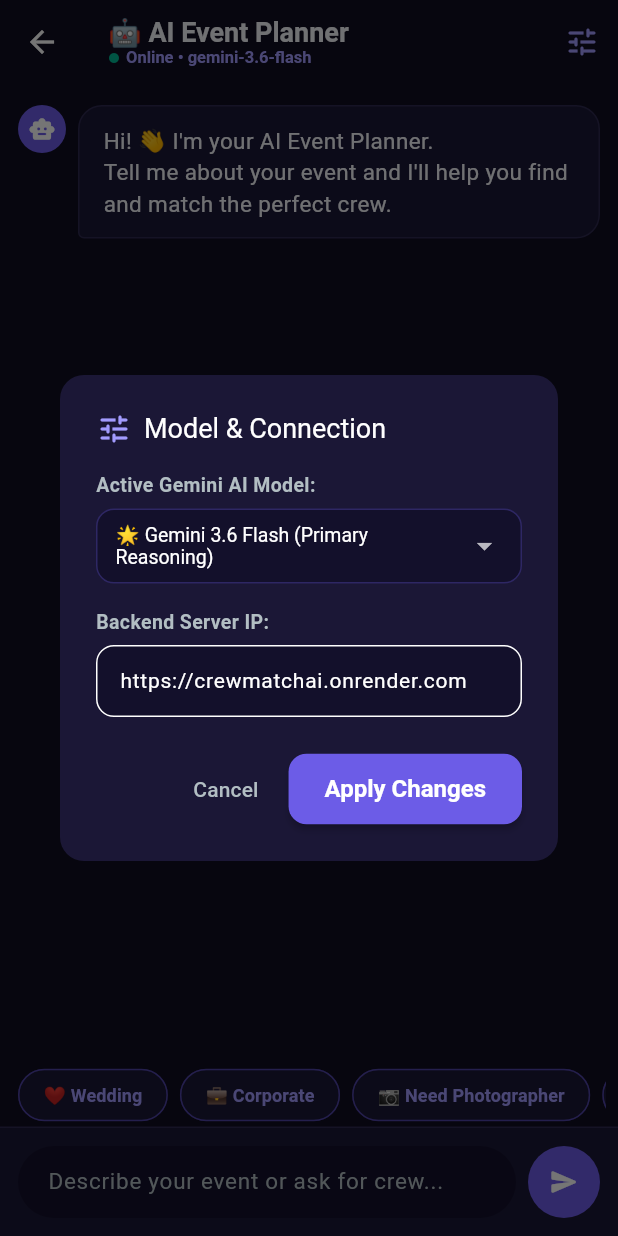
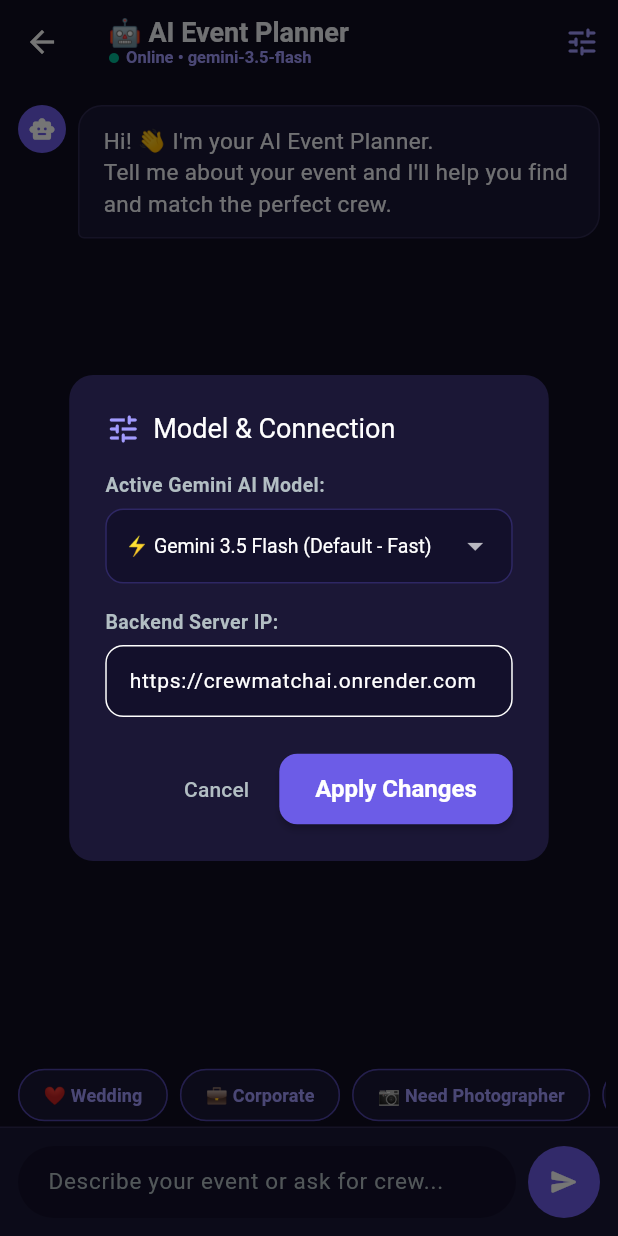
Before and after one commit to viraj72cs/CrewMatchAI-Frontend, a Flutter app: the ChatScreen screen opened directly, after a tap on the "tune" icon, on a phone screen of 412 x 824 dp. Run offline on Flutter 3.47's test engine with Material 3 defaults, Android fonts, the phone set to English and light mode, and no system bars.

Commit message:
Set Gemini 3.5 Flash as default model in UI and update compiled web bundle

```diff
--- a/lib/services/api_service.dart
+++ b/lib/services/api_service.dart
@@ -15,8 +15,8 @@ class ApiService {
     baseUrl = url.endsWith('/') ? url.substring(0, url.length - 1) : url;
   }
 
-  // Currently active model (defaults to gemini-3.6-flash)
-  static String selectedModel = "gemini-3.6-flash";
+  // Currently active model (defaults to gemini-3.5-flash)
+  static String selectedModel = "gemini-3.5-flash";
 
   static Future<ChatResponse> sendMessage({
     required String message,
--- a/lib/views/chat_screen.dart
+++ b/lib/views/chat_screen.dart
@@ -176,12 +176,12 @@ class _ChatScreenState extends State<ChatScreen> {
                     style: const TextStyle(color: Colors.white, fontSize: 13),
                     items: const [
                       DropdownMenuItem(
-                        value: "gemini-3.6-flash",
-                        child: Text("🌟 Gemini 3.6 Flash (Primary Reasoning)"),
+                        value: "gemini-3.5-flash",
+                        child: Text("⚡ Gemini 3.5 Flash (Default - Fast)"),
                       ),
                       DropdownMenuItem(
-                        value: "gemini-3.5-flash",
-                        child: Text("⚡ Gemini 3.5 Flash (Fast Execution)"),
+                        value: "gemini-3.6-flash",
+                        child: Text("🌟 Gemini 3.6 Flash (Deep Reasoning)"),
                       ),
                     ],
                     onChanged: (val) {
--- a/lib/views/home_screen.dart
+++ b/lib/views/home_screen.dart
@@ -70,12 +70,12 @@ class _HomeScreenState extends State<HomeScreen> {
                     style: const TextStyle(color: Colors.white, fontSize: 13),
                     items: const [
                       DropdownMenuItem(
-                        value: "gemini-3.6-flash",
-                        child: Text("🌟 Gemini 3.6 Flash (Primary Reasoning)"),
+                        value: "gemini-3.5-flash",
+                        child: Text("⚡ Gemini 3.5 Flash (Default - Fast)"),
                       ),
                       DropdownMenuItem(
-                        value: "gemini-3.5-flash",
-                        child: Text("⚡ Gemini 3.5 Flash (Fast Execution)"),
+                        value: "gemini-3.6-flash",
+                        child: Text("🌟 Gemini 3.6 Flash (Deep Reasoning)"),
                       ),
                     ],
                     onChanged: (val) {
```
Also changed, not shown: 2 other files.
